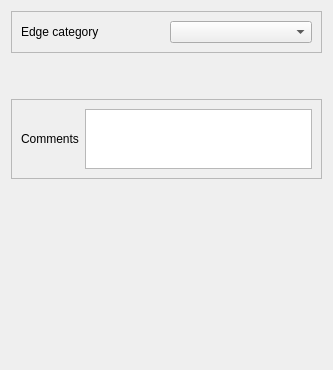
Artelia/Lamia, file config/base3_faunaflora/qgswidgets/lamia_form_edge_ui.ui: the form before one commit.
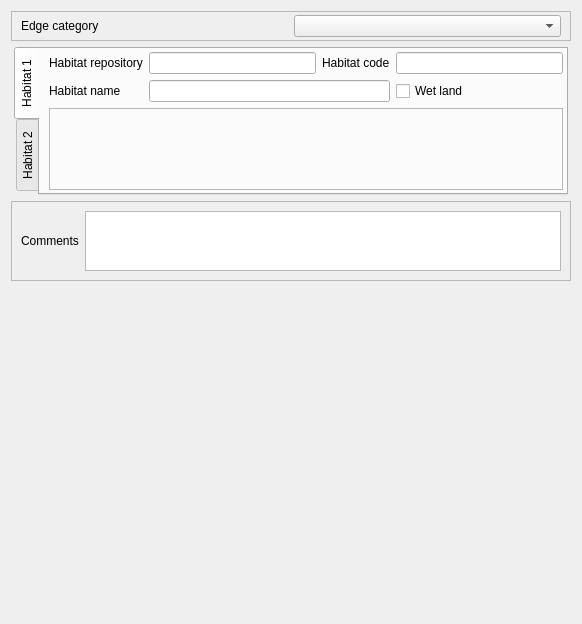
The form after the commit. The open tabs and pages were chosen to show the change.

```diff
--- a/config/base3_faunaflora/qgswidgets/lamia_form_edge_ui.ui
+++ b/config/base3_faunaflora/qgswidgets/lamia_form_edge_ui.ui
@@ -6,8 +6,8 @@
    <rect>
     <x>0</x>
     <y>0</y>
-    <width>333</width>
-    <height>370</height>
+    <width>582</width>
+    <height>624</height>
    </rect>
   </property>
   <property name="windowTitle">
@@ -26,6 +26,12 @@
       <enum>QFrame::Raised</enum>
      </property>
      <layout class="QGridLayout" name="gridLayout">
+      <property name="topMargin">
+       <number>3</number>
+      </property>
+      <property name="bottomMargin">
+       <number>3</number>
+      </property>
       <item row="0" column="0">
        <widget class="QLabel" name="label_2">
         <property name="text">
@@ -55,7 +61,192 @@
        </item>
       </layout>
      </widget>
-     <widget class="QWidget" name="page_2"/>
+     <widget class="QWidget" name="page_2">
+      <layout class="QVBoxLayout" name="verticalLayout_2">
+       <property name="leftMargin">
+        <number>3</number>
+       </property>
+       <property name="topMargin">
+        <number>3</number>
+       </property>
+       <property name="rightMargin">
+        <number>3</number>
+       </property>
+       <property name="bottomMargin">
+        <number>3</number>
+       </property>
+       <item>
+        <widget class="QTabWidget" name="habitat">
+         <property name="tabPosition">
+          <enum>QTabWidget::West</enum>
+         </property>
+         <property name="currentIndex">
+          <number>0</number>
+         </property>
+         <widget class="QWidget" name="widget">
+          <attribute name="title">
+           <string>Habitat 1</string>
+          </attribute>
+          <layout class="QGridLayout" name="gridLayout_4">
+           <property name="leftMargin">
+            <number>9</number>
+           </property>
+           <property name="topMargin">
+            <number>3</number>
+           </property>
+           <property name="rightMargin">
+            <number>3</number>
+           </property>
+           <property name="bottomMargin">
+            <number>3</number>
+           </property>
+           <item row="1" column="0">
+            <widget class="QLabel" name="label_6">
+             <property name="text">
+              <string>Habitat name</string>
+             </property>
+            </widget>
+           </item>
+           <item row="0" column="0">
+            <widget class="QLabel" name="label_7">
+             <property name="text">
+              <string>Habitat repository</string>
+             </property>
+            </widget>
+           </item>
+           <item row="0" column="1">
+            <widget class="QLineEdit" name="habitatrepository"/>
+           </item>
+           <item row="0" column="2">
+            <widget class="QLabel" name="label_5">
+             <property name="text">
+              <string>Habitat code</string>
+             </property>
+            </widget>
+           </item>
+           <item row="0" column="3">
+            <widget class="QLineEdit" name="habitatcode"/>
+           </item>
+           <item row="1" column="3">
+            <widget class="QCheckBox" name="habitatwetland">
+             <property name="text">
+              <string>Wet land</string>
+             </property>
+            </widget>
+           </item>
+           <item row="1" column="1" colspan="2">
+            <widget class="QLineEdit" name="habitatname"/>
+           </item>
+           <item row="4" column="0" colspan="4">
+            <widget class="QFrame" name="frame_catalog_hab">
+             <property name="frameShape">
+              <enum>QFrame::StyledPanel</enum>
+             </property>
+             <property name="frameShadow">
+              <enum>QFrame::Raised</enum>
+             </property>
+             <layout class="QVBoxLayout" name="verticalLayout_3">
+              <property name="leftMargin">
+               <number>1</number>
+              </property>
+              <property name="topMargin">
+               <number>1</number>
+              </property>
+              <property name="rightMargin">
+               <number>1</number>
+              </property>
+              <property name="bottomMargin">
+               <number>1</number>
+              </property>
+             </layout>
+            </widget>
+           </item>
+          </layout>
+         </widget>
+         <widget class="QWidget" name="tab_2">
+          <attribute name="title">
+           <string>Habitat 2</string>
+          </attribute>
+          <layout class="QGridLayout" name="gridLayout_6">
+           <property name="leftMargin">
+            <number>9</number>
+           </property>
+           <property name="topMargin">
+            <number>3</number>
+           </property>
+           <property name="rightMargin">
+            <number>3</number>
+           </property>
+           <property name="bottomMargin">
+            <number>3</number>
+           </property>
+           <item row="0" column="0">
+            <widget class="QLabel" name="label_10">
+             <property name="text">
+              <string>Habitat repository</string>
+             </property>
+            </widget>
+           </item>
+           <item row="0" column="2">
+            <widget class="QLabel" name="label_11">
+             <property name="text">
+              <string>Habitat code</string>
+             </property>
+            </widget>
+           </item>
+           <item row="0" column="1">
+            <widget class="QLineEdit" name="habitat2repository"/>
+           </item>
+           <item row="1" column="0">
+            <widget class="QLabel" name="label_9">
+             <property name="text">
+              <string>Habitat name</string>
+             </property>
+            </widget>
+           </item>
+           <item row="0" column="3">
+            <widget class="QLineEdit" name="habitat2code"/>
+           </item>
+           <item row="1" column="3">
+            <widget class="QCheckBox" name="habitat2wetland">
+             <property name="text">
+              <string>Wet land</string>
+             </property>
+            </widget>
+           </item>
+           <item row="1" column="1" colspan="2">
+            <widget class="QLineEdit" name="habitat2name"/>
+           </item>
+           <item row="4" column="0" colspan="4">
+            <widget class="QFrame" name="frame_catalog_hab_2">
+             <property name="frameShape">
+              <enum>QFrame::StyledPanel</enum>
+             </property>
+             <property name="frameShadow">
+              <enum>QFrame::Raised</enum>
+             </property>
+             <layout class="QVBoxLayout" name="verticalLayout_4">
+              <property name="leftMargin">
+               <number>1</number>
+              </property>
+              <property name="topMargin">
+               <number>1</number>
+              </property>
+              <property name="rightMargin">
+               <number>1</number>
+              </property>
+              <property name="bottomMargin">
+               <number>1</number>
+              </property>
+             </layout>
+            </widget>
+           </item>
+          </layout>
+         </widget>
+        </widget>
+       </item>
+      </layout>
+     </widget>
     </widget>
    </item>
    <item>
```
Left out of the diff: 57 changed lines with no effect on the pictures.
